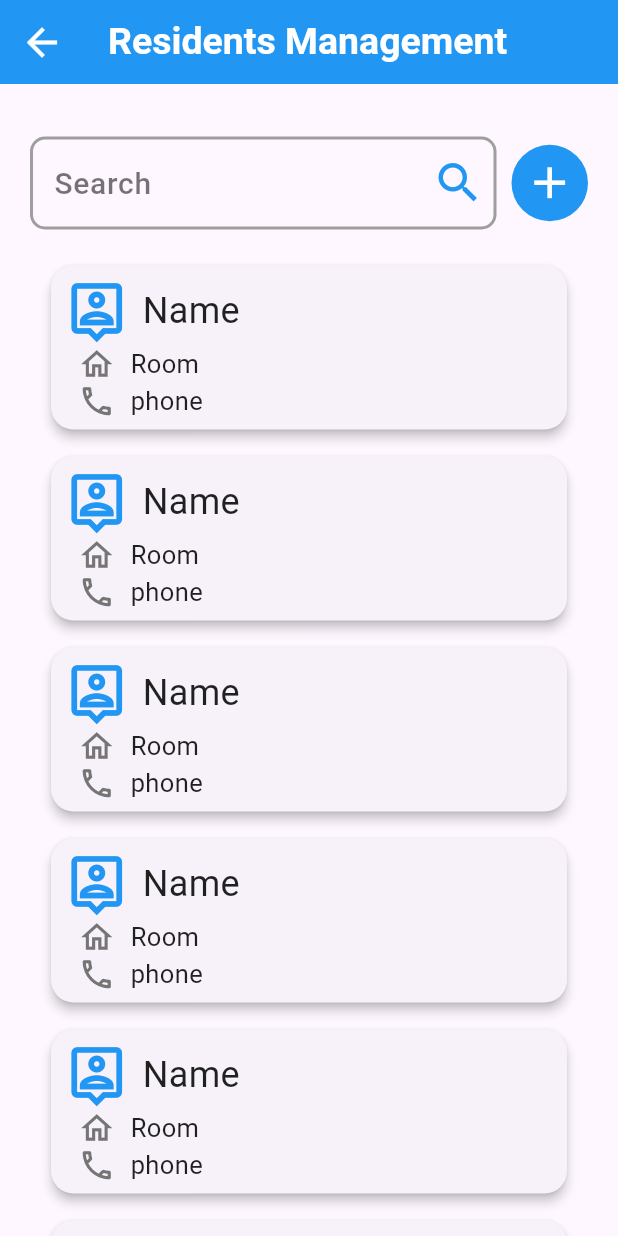
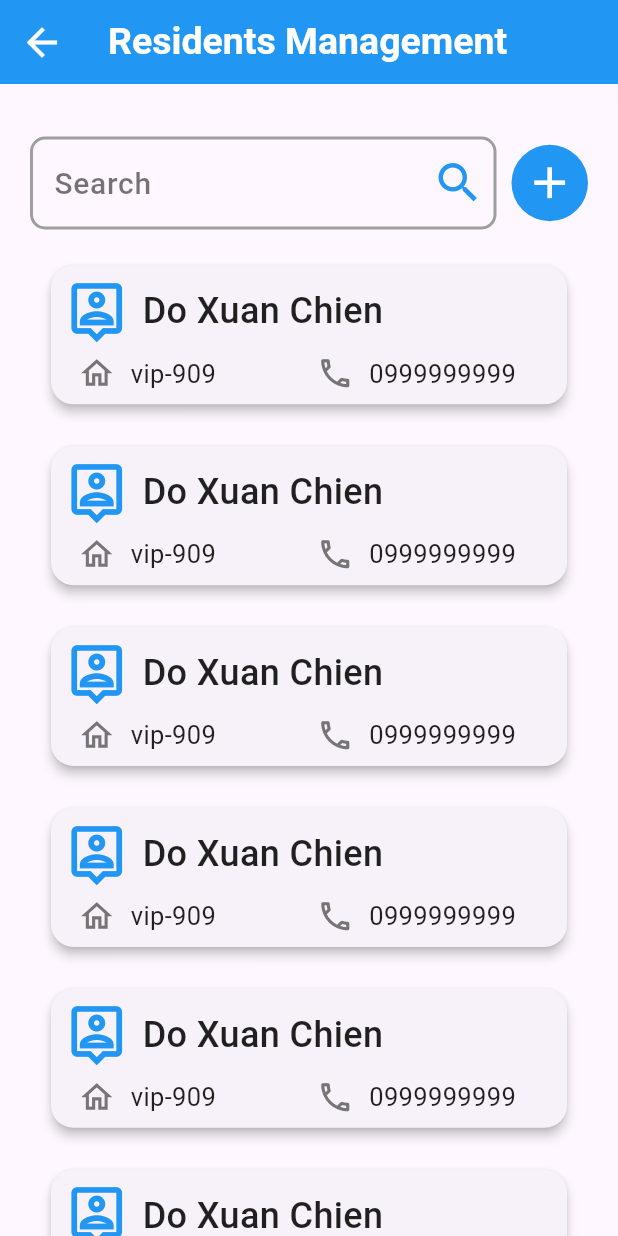
Before and after one commit to nguyenhoangviethung/Apartment-Management, a Flutter app: the screen it shows after launch, on a phone screen of 412 x 824 dp. Run offline on Flutter 3.47's test engine with Material 3 defaults, Android fonts, the phone set to English and light mode, and no system bars.

Commit message:
fix resident card
thiết kế lại lần 2

```diff
--- a/frontend/lib/view/home/admin_management/residents_management/common/resident_card.dart
+++ b/frontend/lib/view/home/admin_management/residents_management/common/resident_card.dart
@@ -28,19 +28,23 @@ class _ResidentCardState extends State<ResidentCard> {
         padding: const EdgeInsets.all(8.0),
         child: Column(
           crossAxisAlignment: CrossAxisAlignment.start,
+          mainAxisAlignment: MainAxisAlignment.spaceBetween,
           children: [
             Row(
               children: [
-                const Icon(Icons.person_pin_outlined, color: Colors.blue, size: 45,), // Biểu tượng 1
+                Icon(Icons.person_pin_outlined, color: Colors.blue[500]!, size: 45,), // Biểu tượng 1
                 const SizedBox(width: 8), // Khoảng cách giữa icon và text
                 Text(
                   widget.name,
-                  style: const TextStyle(fontSize: 24, color: Colors.black87),
+                  style: const TextStyle(fontSize: 24, color: Colors.black87, fontWeight: FontWeight.w500),
                 ),
               ],
             ),
             Padding(
               padding: const EdgeInsets.only(left: 10),
+              child: Row(
+                children: [
+                  Expanded(
                     child: Row(
                       children: [
                         Icon(Icons.home_outlined, color: Colors.grey[600]!, size: 25,), // Biểu tượng 2
@@ -52,8 +56,8 @@ class _ResidentCardState extends State<ResidentCard> {
                       ],
                     ),
                   ),
-            Padding(
-              padding: const EdgeInsets.only(left: 10),
+
+                  Expanded(
                     child: Row(
                       children: [
                         Icon(Icons.call_outlined, color: Colors.grey[600]!, size: 25,), // Biểu tượng 3
@@ -68,6 +72,9 @@ class _ResidentCardState extends State<ResidentCard> {
                 ],
               ),
             ),
+          ],
+        ),
+      ),
     );
   }
 }
--- a/frontend/lib/view/home/admin_management/residents_management/residents_management.dart
+++ b/frontend/lib/view/home/admin_management/residents_management/residents_management.dart
@@ -119,13 +119,12 @@ class _ResidentsManagementState extends State<ResidentsManagement> {
                       child: GridView.builder(
                         gridDelegate: const SliverGridDelegateWithFixedCrossAxisCount(
                           crossAxisCount: 1, // Số cột trong lưới
-                          childAspectRatio: 3.0, // Tỷ lệ chiều rộng/chiều cao của mỗi card
-                          // crossAxisSpacing: 10.0, // Khoảng cách giữa các cột
-                          mainAxisSpacing: 10.0, // Khoảng cách giữa các hàng
+                          childAspectRatio: 3.5, // Tỷ lệ chiều rộng/chiều cao của mỗi card
+                          mainAxisSpacing: 20.0, // Khoảng cách giữa các hàng
                         ),
                         itemCount: 10, // Số lượng card
                         itemBuilder: (context, index) {
-                          return ResidentCard(name: 'Name', room: 'Room', phone: 'phone',); // Thay thế bằng ResidentCard của bạn
+                          return const ResidentCard(name: 'Do Xuan Chien', room: 'vip-909', phone: '0999999999',); // Thay thế bằng ResidentCard của bạn
                         },
                         physics: const NeverScrollableScrollPhysics(), // Ngăn không cho GridView cuộn
                         shrinkWrap: true, // Giúp GridView tự động điều chỉnh kích thước
```
Lines whose indentation alone changed are shown as unchanged.
